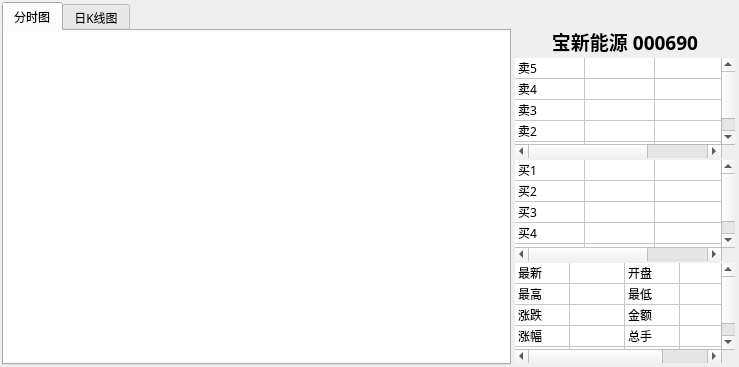
Qt form dlgdetail.ui (brucezhao/stockshow) before a commit.
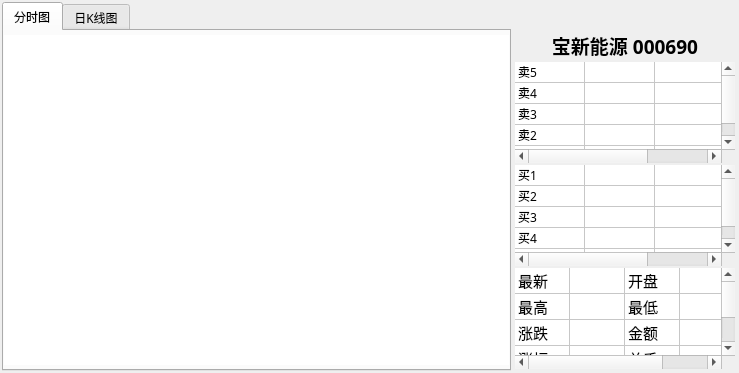
The same form after that commit. Icons and pictures are not drawn.

What changed in the file:
```diff
--- a/dlgdetail.ui
+++ b/dlgdetail.ui
@@ -7,14 +7,13 @@
     <x>0</x>
     <y>0</y>
     <width>739</width>
-    <height>366</height>
+    <height>373</height>
    </rect>
   </property>
   <property name="font">
    <font>
     <family>Microsoft YaHei</family>
     <pointsize>9</pointsize>
-    <weight>50</weight>
     <bold>false</bold>
    </font>
   </property>
@@ -162,7 +161,6 @@
          <font>
           <family>Microsoft YaHei</family>
           <pointsize>14</pointsize>
-          <weight>75</weight>
           <bold>true</bold>
          </font>
         </property>
@@ -195,7 +193,6 @@
          <font>
           <family>Microsoft YaHei</family>
           <pointsize>9</pointsize>
-          <weight>50</weight>
           <bold>false</bold>
          </font>
         </property>
@@ -410,7 +407,6 @@
          <font>
           <family>Microsoft YaHei</family>
           <pointsize>9</pointsize>
-          <weight>50</weight>
           <bold>false</bold>
          </font>
         </property>
@@ -624,6 +620,8 @@
         <property name="font">
          <font>
           <family>Microsoft YaHei</family>
+          <pointsize>11</pointsize>
+          <bold>false</bold>
          </font>
         </property>
         <property name="focusPolicy">
```
